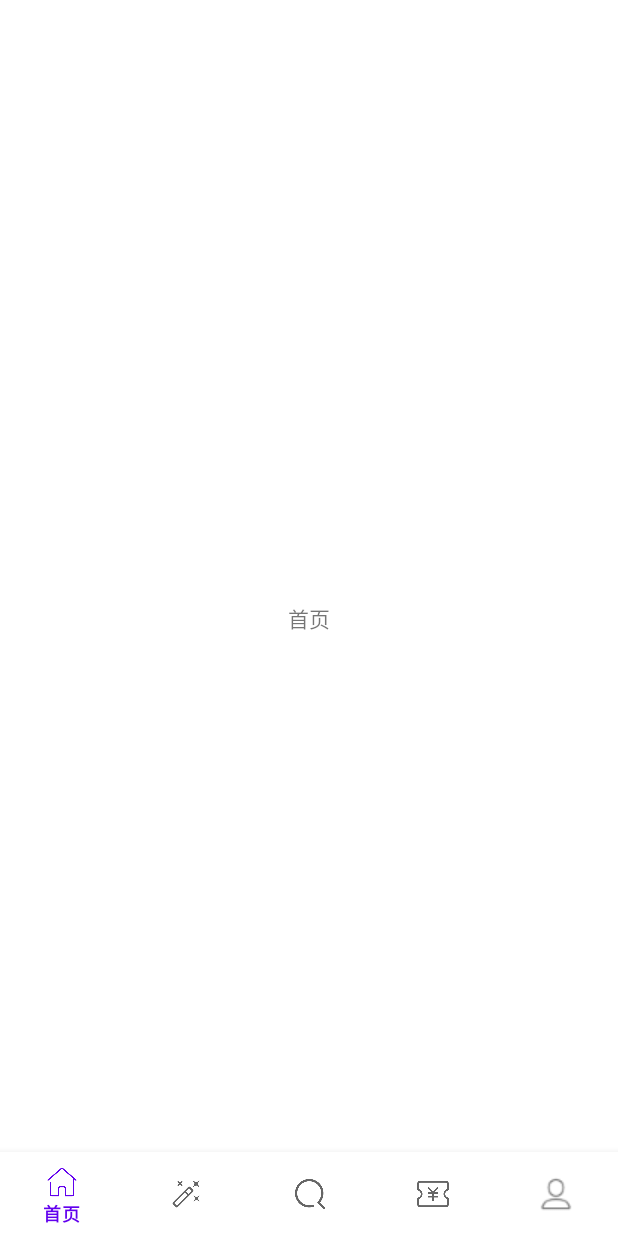
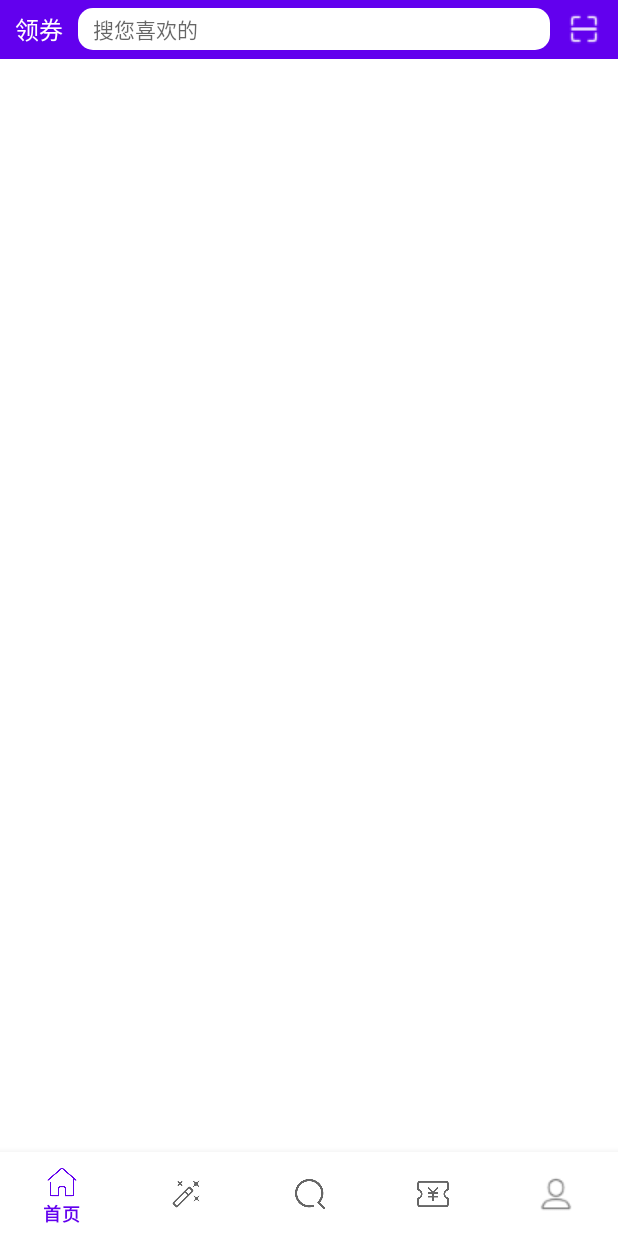
Before and after one commit to ilovesshan/CouponUnion, an Android app: the screen it shows after launch (MainActivity), on a phone screen of 412 x 824 dp. Before the commit the screen is almost empty. Run offline under Robolectric (Android 15) with nearby library versions, the phone set to English and light mode, and no system bars; our stand-ins replace ButterKnife.

Commit message:
feat: 首页 searchBar ui 和 主题色修改

```diff
--- /dev/null
+++ b/app/src/main/res/drawable/shape_search_bar.xml
@@ -0,0 +1,5 @@
+<?xml version="1.0" encoding="utf-8"?>
+<shape xmlns:android="http://schemas.android.com/apk/res/android">
+    <solid android:color="@color/white"/>
+    <corners android:radius="10dp"/>
+</shape>
--- a/app/src/main/res/layout/fragment_home.xml
+++ b/app/src/main/res/layout/fragment_home.xml
@@ -1,13 +1,60 @@
 <?xml version="1.0" encoding="utf-8"?>
-<RelativeLayout xmlns:android="http://schemas.android.com/apk/res/android"
+<LinearLayout xmlns:android="http://schemas.android.com/apk/res/android"
     android:layout_width="match_parent"
-    android:layout_height="match_parent">
+    android:layout_height="match_parent"
+    android:orientation="vertical">
 
-    <TextView
+    <RelativeLayout
         android:layout_width="match_parent"
-        android:layout_height="wrap_content"
-        android:layout_centerInParent="true"
+        android:layout_height="39dp"
+        android:background="@color/colorPrimary"
         android:gravity="center"
-        android:text="首页" />
+        android:paddingLeft="10dp"
+        android:paddingRight="10dp">
 
-</RelativeLayout>
+        <TextView
+            android:id="@+id/logo"
+            android:layout_width="wrap_content"
+            android:layout_height="wrap_content"
+            android:layout_centerVertical="true"
+            android:text="领券"
+            android:textColor="@color/white"
+            android:textSize="16sp" />
+
+        <EditText
+            android:id="@+id/search_bar"
+            android:layout_width="match_parent"
+            android:layout_height="28dp"
+            android:layout_centerVertical="true"
+            android:layout_marginLeft="10dp"
+            android:layout_marginRight="10dp"
+            android:layout_toLeftOf="@id/scan"
+            android:layout_toRightOf="@id/logo"
+            android:background="@drawable/shape_search_bar"
+            android:focusable="false"
+            android:hint="@string/search_bar_tips"
+            android:paddingLeft="10dp"
+            android:textSize="14sp" />
+
+        <ImageView
+            android:id="@+id/scan"
+            android:layout_width="25dp"
+            android:layout_height="25dp"
+            android:layout_alignParentRight="true"
+            android:layout_centerVertical="true"
+            android:scaleType="fitXY"
+            android:src="@mipmap/scan" />
+    </RelativeLayout>
+
+
+    <TableLayout
+        android:id="@+id/home_tab_bar"
+        android:layout_width="match_parent"
+        android:layout_height="30dp" />
+
+
+    <androidx.viewpager.widget.ViewPager
+        android:id="@+id/home_view_pager"
+        android:layout_width="match_parent"
+        android:layout_height="match_parent" />
+</LinearLayout>
--- a/app/src/main/res/values-night/themes.xml
+++ b/app/src/main/res/values-night/themes.xml
@@ -2,15 +2,8 @@
     <!-- Base application theme. -->
     <style name="Theme.CouponUnion" parent="Theme.MaterialComponents.DayNight.DarkActionBar">
         <!-- Primary brand color. -->
-        <item name="colorPrimary">@color/purple_200</item>
-        <item name="colorPrimaryVariant">@color/purple_700</item>
+        <item name="colorPrimary">@color/colorPrimary</item>
+        <item name="colorPrimaryVariant">@color/colorPrimary</item>
         <item name="colorOnPrimary">@color/black</item>
-        <!-- Secondary brand color. -->
-        <item name="colorSecondary">@color/teal_200</item>
-        <item name="colorSecondaryVariant">@color/teal_200</item>
-        <item name="colorOnSecondary">@color/black</item>
-        <!-- Status bar color. -->
-        <item name="android:statusBarColor" tools:targetApi="l">?attr/colorPrimaryVariant</item>
-        <!-- Customize your theme here. -->
     </style>
 </resources>
--- a/app/src/main/res/values/colors.xml
+++ b/app/src/main/res/values/colors.xml
@@ -1,10 +1,6 @@
 <?xml version="1.0" encoding="utf-8"?>
 <resources>
-    <color name="purple_200">#FFBB86FC</color>
-    <color name="purple_500">#FF6200EE</color>
-    <color name="purple_700">#FF3700B3</color>
-    <color name="teal_200">#FF03DAC5</color>
-    <color name="teal_700">#FF018786</color>
+    <color name="colorPrimary">#FF6200EE</color>
     <color name="black">#FF000000</color>
     <color name="white">#FFFFFFFF</color>
 </resources>
--- a/app/src/main/res/values/strings.xml
+++ b/app/src/main/res/values/strings.xml
@@ -6,4 +6,6 @@
     <string name="special">特惠</string>
     <string name="search">搜索</string>
     <string name="profile">我的</string>
+
+    <string name="search_bar_tips">搜您喜欢的</string>
 </resources>
--- a/app/src/main/res/values/themes.xml
+++ b/app/src/main/res/values/themes.xml
@@ -1,22 +1,8 @@
 <resources xmlns:tools="http://schemas.android.com/tools">
     <!-- Base application theme. -->
     <style name="Theme.CouponUnion" parent="Theme.MaterialComponents.Light.NoActionBar">
-        <!-- Primary brand color. -->
-        <item name="colorPrimary">@color/purple_500</item>
-        <item name="colorPrimaryVariant">@color/purple_700</item>
+        <item name="colorPrimary">@color/colorPrimary</item>
+        <item name="colorPrimaryVariant">@color/colorPrimary</item>
         <item name="colorOnPrimary">@color/white</item>
-
-
-        <!-- Secondary brand color. -->
-        <item name="colorSecondary">@color/teal_200</item>
-        <item name="colorSecondaryVariant">@color/teal_700</item>
-        <item name="colorOnSecondary">@color/black</item>
-
-
-        <!-- Status bar color. -->
-        <item name="android:statusBarColor" tools:targetApi="l">?attr/colorPrimaryVariant</item>
-
-
-        <!-- Customize your theme here. -->
     </style>
 </resources>
```
Also changed, not shown: app/src/main/res/mipmap-xhdpi/scan.png (added).
